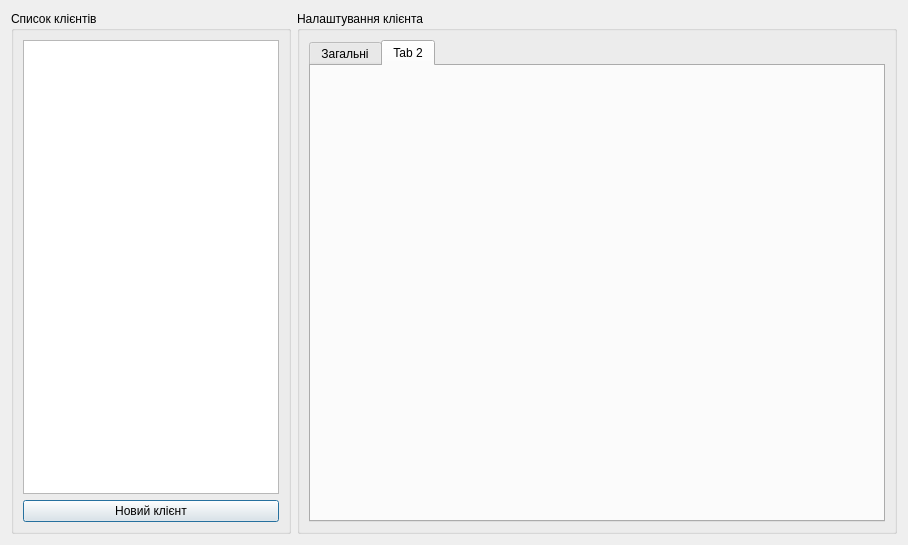
First picture: the form in Gandalf/Clients/clientslistdialog.ui, repository rust3128/WhiteTower, before the edit.
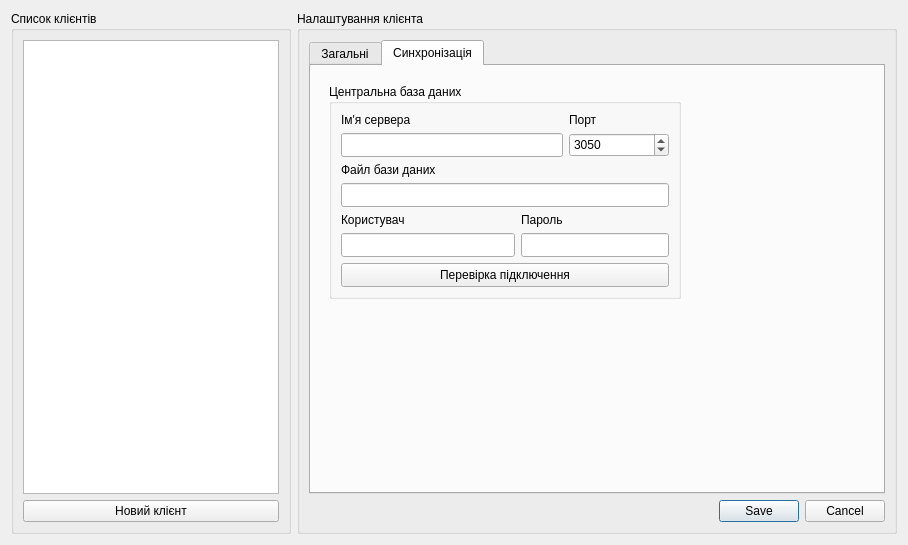
Second picture: the form after the edit. The open tabs and pages were chosen to show the change. Icons and pictures are not drawn.

Commit message: Add settings dialog in Gandalf

```diff
--- a/Gandalf/Clients/clientslistdialog.ui
+++ b/Gandalf/Clients/clientslistdialog.ui
@@ -193,11 +193,249 @@
         </widget>
         <widget class="QWidget" name="tab_2">
          <attribute name="title">
-          <string>Tab 2</string>
+          <string>Синхронізація</string>
          </attribute>
+         <layout class="QGridLayout" name="gridLayout_7">
+          <item row="0" column="0">
+           <widget class="QStackedWidget" name="stackedWidgetSync">
+            <property name="currentIndex">
+             <number>2</number>
+            </property>
+            <widget class="QWidget" name="pageDirect">
+             <layout class="QGridLayout" name="gridLayout_9">
+              <item row="0" column="0">
+               <widget class="QGroupBox" name="groupBoxDatabase">
+                <property name="minimumSize">
+                 <size>
+                  <width>352</width>
+                  <height>201</height>
+                 </size>
+                </property>
+                <property name="title">
+                 <string>Центральна база даних</string>
+                </property>
+                <layout class="QGridLayout" name="gridLayout_8">
+                 <item row="5" column="1" colspan="2">
+                  <widget class="QLineEdit" name="lineEditPass">
+                   <property name="minimumSize">
+                    <size>
+                     <width>0</width>
+                     <height>24</height>
+                    </size>
+                   </property>
+                   <property name="echoMode">
+                    <enum>QLineEdit::EchoMode::Password</enum>
+                   </property>
+                   <property name="jsonKey" stdset="0">
+                    <string>config_direct.db_password</string>
+                   </property>
+                  </widget>
+                 </item>
+                 <item row="0" column="2">
+                  <widget class="QLabel" name="label_6">
+                   <property name="text">
+                    <string>Порт</string>
+                   </property>
+                  </widget>
+                 </item>
+                 <item row="6" column="0" colspan="3">
+                  <widget class="QPushButton" name="pushButtonCheckConnections">
+                   <property name="minimumSize">
+                    <size>
+                     <width>0</width>
+                     <height>24</height>
+                    </size>
+                   </property>
+                   <property name="toolTip">
+                    <string>&lt;html&gt;&lt;head/&gt;&lt;body&gt;&lt;p&gt;Перевірка доступносты серверу&lt;/p&gt;&lt;/body&gt;&lt;/html&gt;</string>
+                   </property>
+                   <property name="text">
+                    <string>Перевірка підключення</string>
+                   </property>
+                   <property name="icon">
+                    <iconset>
+                     <normaloff>:/Images/database_check_icon.png</normaloff>:/Images/database_check_icon.png</iconset>
+                   </property>
+                  </widget>
+                 </item>
+                 <item row="0" column="0">
+                  <widget class="QLabel" name="label_7">
+                   <property name="text">
+                    <string>Ім'я сервера</string>
+                   </property>
+                  </widget>
+                 </item>
+                 <item row="2" column="0">
+                  <widget class="QLabel" name="label_8">
+                   <property name="text">
+                    <string>Файл бази даних</string>
+                   </property>
+                  </widget>
+                 </item>
+                 <item row="1" column="2">
+                  <widget class="QSpinBox" name="spinBoxPort">
+                   <property name="minimumSize">
+                    <size>
+                     <width>100</width>
+                     <height>24</height>
+                    </size>
+                   </property>
+                   <property name="maximumSize">
+                    <size>
+                     <width>100</width>
+                     <height>16777215</height>
+                    </size>
+                   </property>
+                   <property name="buttonSymbols">
+                    <enum>QAbstractSpinBox::ButtonSymbols::UpDownArrows</enum>
+                   </property>
+                   <property name="maximum">
+                    <number>65535</number>
+                   </property>
+                   <property name="stepType">
+                    <enum>QAbstractSpinBox::StepType::DefaultStepType</enum>
+                   </property>
+                   <property name="value">
+                    <number>3050</number>
+                   </property>
+                   <property name="jsonKey" stdset="0">
+                    <string>config_direct.db_port</string>
+                   </property>
+                  </widget>
+                 </item>
+                 <item row="5" column="0">
+                  <widget class="QLineEdit" name="lineEditUser">
+                   <property name="minimumSize">
+                    <size>
+                     <width>0</width>
+                     <height>24</height>
+                    </size>
+                   </property>
+                   <property name="jsonKey" stdset="0">
+                    <string>config_direct.db_user</string>
+                   </property>
+                  </widget>
+                 </item>
+                 <item row="4" column="1">
+                  <widget class="QLabel" name="label_9">
+                   <property name="text">
+                    <string>Пароль</string>
+                   </property>
+                  </widget>
+                 </item>
+                 <item row="4" column="0">
+                  <widget class="QLabel" name="label_10">
+                   <property name="text">
+                    <string>Користувач</string>
+                   </property>
+                  </widget>
+                 </item>
+                 <item row="3" column="0" colspan="3">
+                  <widget class="QLineEdit" name="lineEditDBFileName">
+                   <property name="minimumSize">
+                    <size>
+                     <width>0</width>
+                     <height>24</height>
+                    </size>
+                   </property>
+                   <property name="jsonKey" stdset="0">
+                    <string>config_direct.db_path</string>
+                   </property>
+                  </widget>
+                 </item>
+                 <item row="1" column="0" colspan="2">
+                  <widget class="QLineEdit" name="lineEditServerName">
+                   <property name="minimumSize">
+                    <size>
+                     <width>0</width>
+                     <height>24</height>
+                    </size>
+                   </property>
+                   <property name="jsonKey" stdset="0">
+                    <string>config_direct.db_host</string>
+                   </property>
+                  </widget>
+                 </item>
+                </layout>
+               </widget>
+              </item>
+              <item row="0" column="1">
+               <spacer name="horizontalSpacer_2">
+                <property name="orientation">
+                 <enum>Qt::Orientation::Horizontal</enum>
+                </property>
+                <property name="sizeHint" stdset="0">
+                 <size>
+                  <width>179</width>
+                  <height>20</height>
+                 </size>
+                </property>
+               </spacer>
+              </item>
+              <item row="1" column="0">
+               <spacer name="verticalSpacer_2">
+                <property name="orientation">
+                 <enum>Qt::Orientation::Vertical</enum>
+                </property>
+                <property name="sizeHint" stdset="0">
+                 <size>
+                  <width>20</width>
+                  <height>155</height>
+                 </size>
+                </property>
+               </spacer>
+              </item>
+             </layout>
+            </widget>
+            <widget class="QWidget" name="pagePalantir">
+             <layout class="QGridLayout" name="gridLayout_10">
+              <item row="0" column="0">
+               <widget class="QLabel" name="label_11">
+                <property name="text">
+                 <string>API_KEY</string>
+                </property>
+               </widget>
+              </item>
+              <item row="0" column="1">
+               <widget class="QLineEdit" name="lineEditApiKeyPalantir">
+                <property name="jsonKey" stdset="0">
+                 <string>config_palantir.api_key</string>
+                </property>
+               </widget>
+              </item>
+             </layout>
+            </widget>
+            <widget class="QWidget" name="pageFile">
+             <layout class="QGridLayout" name="gridLayout_11">
+              <item row="0" column="0">
+               <widget class="QLabel" name="label_12">
+                <property name="text">
+                 <string>Шлях до теки імпорту</string>
+                </property>
+               </widget>
+              </item>
+              <item row="0" column="1">
+               <widget class="QLineEdit" name="lineEditPathroFile">
+                <property name="jsonKey" stdset="0">
+                 <string>config_file.import_path</string>
+                </property>
+               </widget>
+              </item>
+             </layout>
+            </widget>
+           </widget>
+          </item>
+         </layout>
         </widget>
        </widget>
       </item>
+      <item row="1" column="0">
+       <widget class="QDialogButtonBox" name="buttonBox">
+        <property name="standardButtons">
+         <set>QDialogButtonBox::StandardButton::Cancel|QDialogButtonBox::StandardButton::Save</set>
+        </property>
+       </widget>
+      </item>
      </layout>
     </widget>
    </item>
```
Left out of the diff: 58 changed lines with no effect on the pictures. The commit also changes 23 other files.
